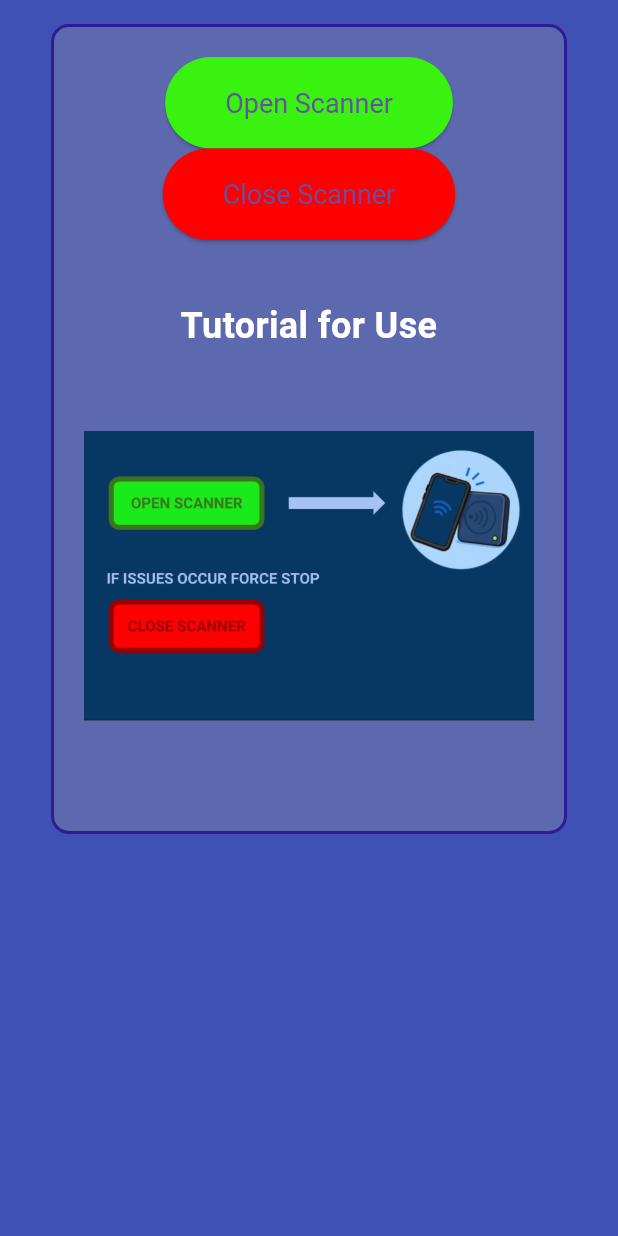
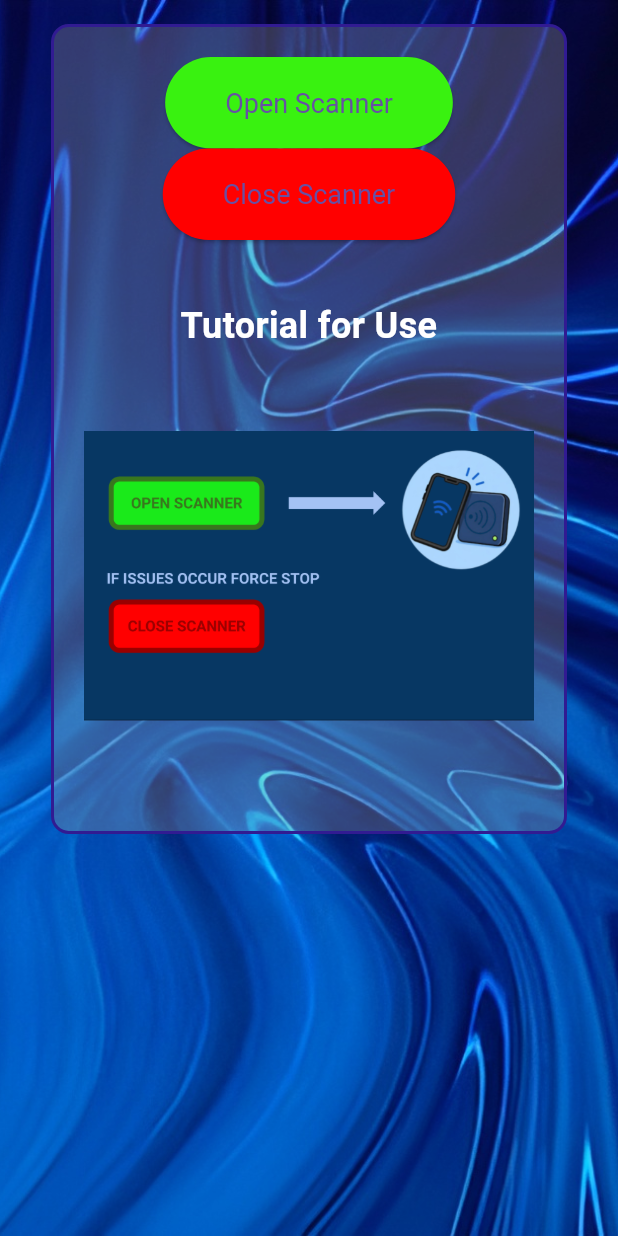
Before and after one commit to Cap0703/BluePrint-, a Flutter app: the HomeScreen screen opened directly with empty values, on a phone screen of 412 x 824 dp. Run offline on Flutter 3.47's test engine with Material 3 defaults, Android fonts, the phone set to English and light mode, and no system bars; our stand-ins replace shared_preferences; missing offline and left inert: nfc_manager; accounts and stored records are empty.

Commit message:
background.booooo
Co-authored-by: Copilot <copilot@github.com>

```diff
--- a/src/app/blueprint_student_application/lib/main.dart
+++ b/src/app/blueprint_student_application/lib/main.dart
@@ -44,9 +44,17 @@ class _LoginScreenState extends State<LoginScreen> {
   @override
   Widget build(BuildContext context) {
     return Scaffold(
-      backgroundColor: Colors.indigo,
 
-      body: SingleChildScrollView(
+      body: SizedBox.expand (
+        child:Container(
+        decoration: const BoxDecoration(
+          image: DecorationImage(
+            image: AssetImage("assets/boo_background.png"),
+            fit: BoxFit.cover,
+          ),
+        ),
+
+      child: SingleChildScrollView(
       child: Center(
         child: Padding(
           padding: const EdgeInsets.all(16.0),
@@ -81,7 +89,9 @@ class _LoginScreenState extends State<LoginScreen> {
         ),
       ),
     )
-      );
+    )
+  )
+  );
   }
 }
 
@@ -93,9 +103,15 @@ class HomeScreen extends StatelessWidget {
   @override
   Widget build(BuildContext context) {
     return Scaffold(
-      backgroundColor: Colors.indigo,
-
-      body: SingleChildScrollView(
+      body: SizedBox.expand (
+        child:Container(
+        decoration: const BoxDecoration(
+          image: DecorationImage(
+            image: AssetImage("assets/boo_background.png"),
+            fit: BoxFit.cover,
+          ),
+        ),
+      child: SingleChildScrollView(
       child: Center(
         child: Padding(
           padding: const EdgeInsets.all(16.0),
@@ -126,7 +142,9 @@ class HomeScreen extends StatelessWidget {
         ),
       )
       )
-    );
+    )
+    )
+  );
   }
 }
 ///FingerprintLogoWidget
--- a/src/app/blueprint_student_application/pubspec.yaml
+++ b/src/app/blueprint_student_application/pubspec.yaml
@@ -66,6 +66,7 @@ flutter:
     - assets/blueprint_logo.png
     - assets/blueprint_logo_72x72.png
     - assets/scanner_tutorial.png
+    - assets/boo_background.png
 
   # An image asset can refer to one or more resolution-specific "variants", see
   # https://flutter.dev/to/resolution-aware-images
```
Also changed, not shown: src/app/blueprint_student_application/assets/boo_background.png (added), 1 other file.
